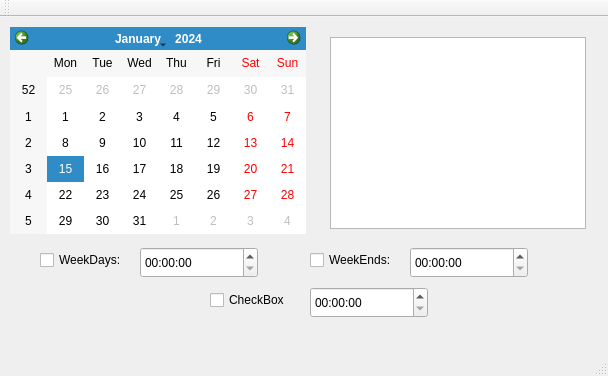
Above: mainwindow.ui from CountMurphy/QTalarm before the change. Below: the same form after it.
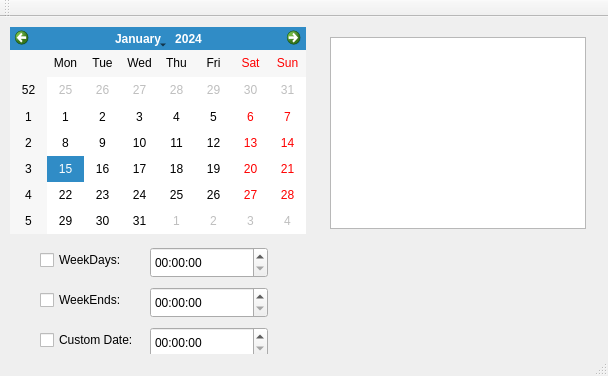
That is the form after the change. Icons and pictures are not drawn.

```diff
--- a/mainwindow.ui
+++ b/mainwindow.ui
@@ -50,7 +50,7 @@
    <widget class="QTimeEdit" name="WD_Edit">
     <property name="geometry">
      <rect>
-      <x>140</x>
+      <x>150</x>
       <y>230</y>
       <width>118</width>
       <height>31</height>
@@ -60,8 +60,8 @@
    <widget class="QTimeEdit" name="WE_edit">
     <property name="geometry">
      <rect>
-      <x>410</x>
-      <y>230</y>
+      <x>150</x>
+      <y>270</y>
       <width>118</width>
       <height>31</height>
      </rect>
@@ -70,8 +70,8 @@
    <widget class="QCheckBox" name="chkWeekEnd">
     <property name="geometry">
      <rect>
-      <x>310</x>
-      <y>230</y>
+      <x>40</x>
+      <y>270</y>
       <width>95</width>
       <height>26</height>
      </rect>
@@ -96,21 +96,21 @@
    <widget class="QCheckBox" name="chkCustom">
     <property name="geometry">
      <rect>
-      <x>210</x>
-      <y>270</y>
-      <width>95</width>
+      <x>40</x>
+      <y>310</y>
+      <width>121</width>
       <height>26</height>
      </rect>
     </property>
     <property name="text">
-     <string>CheckBox</string>
+     <string>Custom Date:</string>
     </property>
    </widget>
    <widget class="QTimeEdit" name="Cust_Edit">
     <property name="geometry">
      <rect>
-      <x>310</x>
-      <y>270</y>
+      <x>150</x>
+      <y>310</y>
       <width>118</width>
       <height>31</height>
      </rect>
```
Left out of the diff: 2 changed lines with no effect on the pictures.
